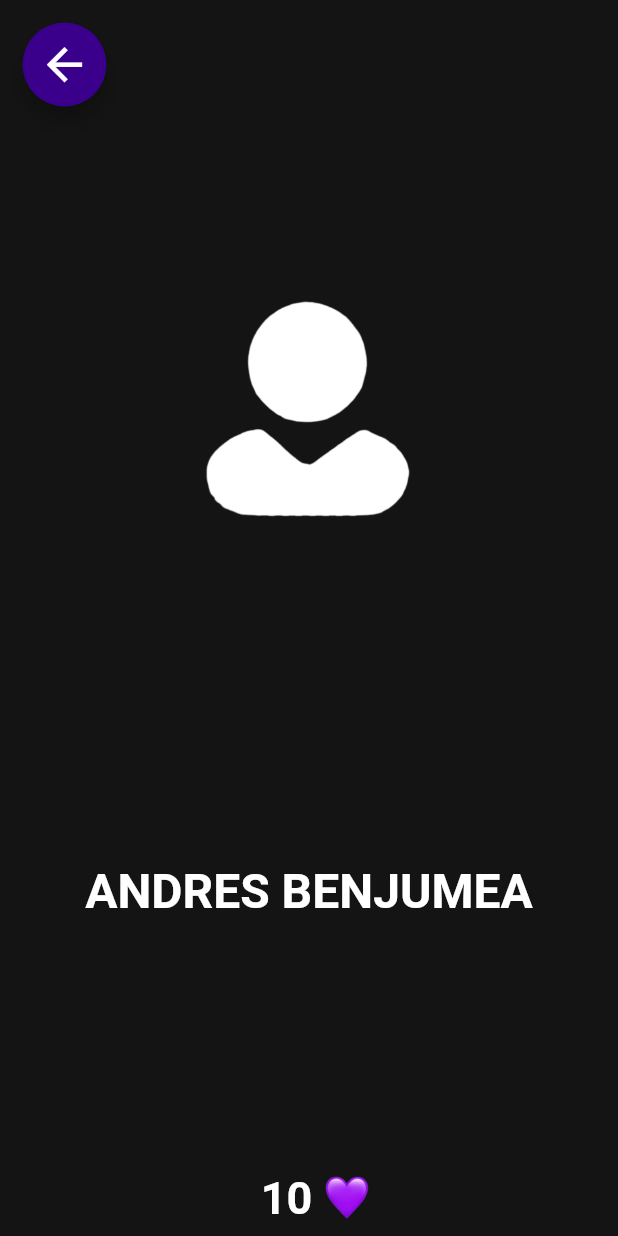
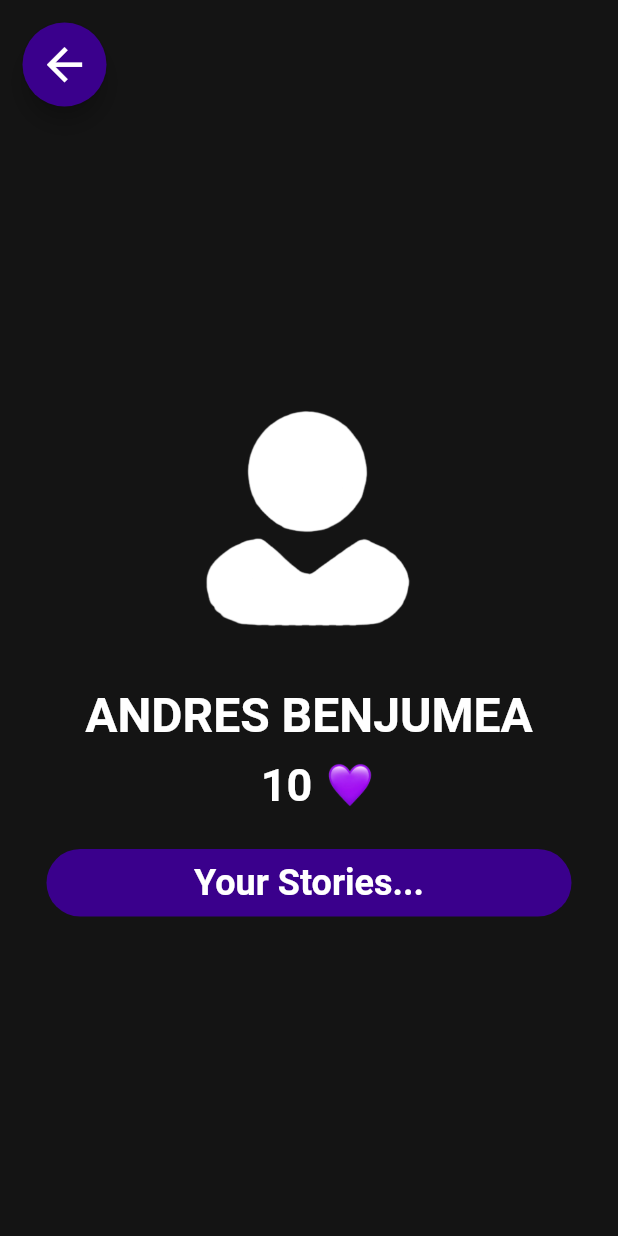
Before and after one commit to JuanA1525/Story_Maker, a Flutter app: the screen it shows after launch, after a tap on "LOGIN", on a phone screen of 412 x 824 dp. Run offline on Flutter 3.47's test engine with Material 2 defaults, Android fonts, the phone set to English and light mode, and no system bars.

Commit message:
feat: User_Page nav, new element and general space fixes.

```diff
--- a/lib/login_page.dart
+++ b/lib/login_page.dart
@@ -16,7 +16,7 @@ class login_page extends StatelessWidget {
           children: [
             const Spacer(),
             const Padding(
-              padding: EdgeInsets.fromLTRB(50, 30, 50, 0),
+              padding: EdgeInsets.fromLTRB(50, 65, 50, 0),
               child: Text(
                 "Welcome to",
                 textAlign: TextAlign.center,
--- a/lib/user_page.dart
+++ b/lib/user_page.dart
@@ -1,5 +1,5 @@
-import 'package:flutter/foundation.dart';
 import 'package:flutter/material.dart';
+import 'package:story_maker/login_page.dart';
 
 
 // ignore: camel_case_types
@@ -12,7 +12,6 @@ class user_page extends StatelessWidget {
       backgroundColor: const Color(0xff141414),
       body: Center(
         child: Stack(
-
           children: [
             Positioned(
               top: 0,
@@ -21,7 +20,14 @@ class user_page extends StatelessWidget {
                 padding: const EdgeInsets.all(15.0),
                 child: FloatingActionButton(
                   backgroundColor: const Color(0xFF3A008C),
-                  onPressed: () {},
+                  onPressed: () {
+                    Navigator.push(
+                      context,
+                      MaterialPageRoute(
+                        builder: (context) => const login_page(),
+                      ),
+                    );
+                  },
                   child: const Icon(
                     Icons.arrow_back,
                     size: 35,
@@ -34,18 +40,16 @@ class user_page extends StatelessWidget {
               child: Column(
                 mainAxisAlignment: MainAxisAlignment.center,
                 children: [
-                  const Spacer(),
                   Padding(
-                    padding: const EdgeInsets.fromLTRB(0,0,0,0),
+                    padding: const EdgeInsets.fromLTRB(0,35,0,0),
                     child: Image.asset(
                       'assets/userImage.png',
                       height: 225,
                       width: 225
                       ),
                   ),
-                  const Spacer(),
                   const Padding(
-                    padding: EdgeInsets.fromLTRB(50, 30, 50, 0),
+                    padding: EdgeInsets.fromLTRB(0, 0, 0, 0),
                     child: Text(
                       "ANDRES BENJUMEA",
                       textAlign: TextAlign.center,
@@ -56,14 +60,13 @@ class user_page extends StatelessWidget {
                       ),
                     ),
                   ),
-                  const Spacer(),
                   Padding(
                     padding: const EdgeInsets.fromLTRB(0, 0, 0, 0),
                     child: Row(
                       mainAxisAlignment: MainAxisAlignment.center,
                       children: [
                         const Padding(
-                          padding: EdgeInsets.all(8.0),
+                          padding: EdgeInsets.all(10),
                           child: Text(
                             "10",
                             style: TextStyle(
@@ -80,6 +83,28 @@ class user_page extends StatelessWidget {
                         )
                       ],
                     )
+                  ),
+                  Padding(
+                    padding: const EdgeInsets.all(15.0),
+                    child: Container(
+                      alignment: Alignment.center,
+                      decoration: const BoxDecoration(
+                        borderRadius: BorderRadius.all(Radius.circular(25)),
+                        color: Color(0xFF3A008C),
+                      ),
+                      width: 350,
+                      height: 45,
+                      child: const Text(
+                        "Your Stories...",
+                        textAlign: TextAlign.center,
+                        style: TextStyle(
+                          color: Color(0xffFFFFFF),
+                          fontSize: 24,
+                          fontWeight: FontWeight.bold
+                        ),
+                      ),
+                    ),
+
                   )
                 ],
               ),
```
